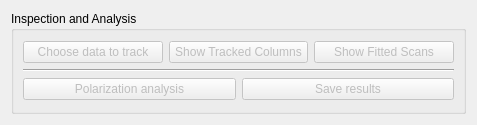
First picture: the form in iintgui/ui/inspectAnalyze.ui, repository syncope/iint-gui, before the edit.
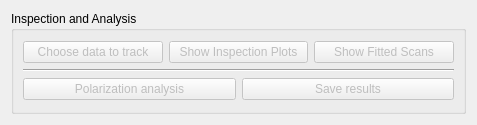
Second picture: the form after the edit.

Commit message: + a) change name in gui for showing the inspection/control plots + b) added the code to run the actual process for this ++ as result: everything is implemented also for loading all parts of the config

Patch:
```diff
--- a/iintgui/ui/inspectAnalyze.ui
+++ b/iintgui/ui/inspectAnalyze.ui
@@ -43,7 +43,7 @@
              <bool>false</bool>
             </property>
             <property name="text">
-             <string>Show Tracked Columns</string>
+             <string>Show Inspection Plots</string>
             </property>
            </widget>
           </item>
```
The commit also changes 1 other file.
